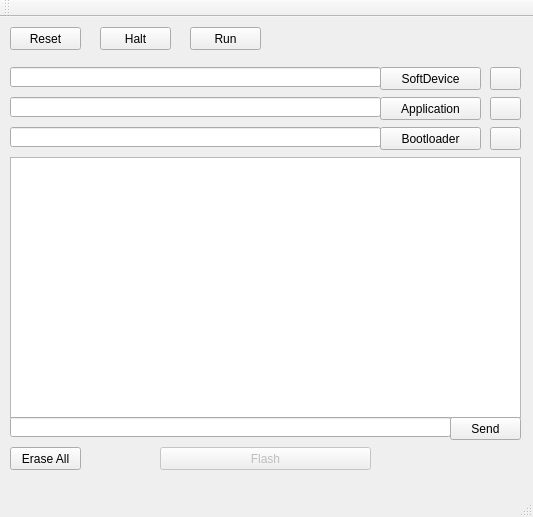
Before: the Qt Designer form mainwindow.ui in SmartTech/nRF52-Flasher, drawn with Qt 5.
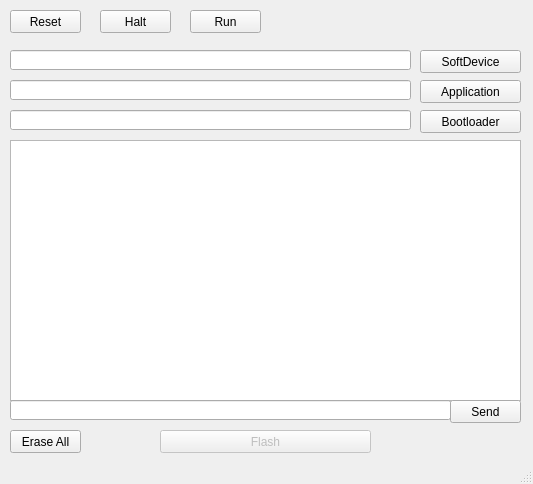
After: the same form once the commit is applied. Icons and pictures are not drawn.

Patch:
```diff
--- a/mainwindow.ui
+++ b/mainwindow.ui
@@ -7,7 +7,7 @@
     <x>0</x>
     <y>0</y>
     <width>533</width>
-    <height>517</height>
+    <height>484</height>
    </rect>
   </property>
   <property name="windowTitle">
@@ -17,7 +17,7 @@
    <widget class="QPushButton" name="Btn_SD">
     <property name="geometry">
      <rect>
-      <x>380</x>
+      <x>420</x>
       <y>50</y>
       <width>101</width>
       <height>23</height>
@@ -32,7 +32,7 @@
      <rect>
       <x>10</x>
       <y>50</y>
-      <width>371</width>
+      <width>401</width>
       <height>20</height>
      </rect>
     </property>
@@ -73,7 +73,7 @@
    <widget class="QPushButton" name="Btn_APP">
     <property name="geometry">
      <rect>
-      <x>380</x>
+      <x>420</x>
       <y>80</y>
       <width>101</width>
       <height>23</height>
@@ -86,7 +86,7 @@
    <widget class="QPushButton" name="Btn_BOOT">
     <property name="geometry">
      <rect>
-      <x>380</x>
+      <x>420</x>
       <y>110</y>
       <width>101</width>
       <height>23</height>
@@ -101,7 +101,7 @@
      <rect>
       <x>10</x>
       <y>80</y>
-      <width>371</width>
+      <width>401</width>
       <height>20</height>
      </rect>
     </property>
@@ -111,62 +111,11 @@
      <rect>
       <x>10</x>
       <y>110</y>
-      <width>371</width>
+      <width>401</width>
       <height>20</height>
      </rect>
     </property>
    </widget>
-   <widget class="QPushButton" name="Refresh_SD">
-    <property name="geometry">
-     <rect>
-      <x>490</x>
-      <y>50</y>
-      <width>31</width>
-      <height>23</height>
-     </rect>
-    </property>
-    <property name="text">
-     <string/>
-    </property>
-    <property name="icon">
-     <iconset resource="resources.qrc">
-      <normaloff>:/images/sync.png</normaloff>:/images/sync.png</iconset>
-    </property>
-   </widget>
-   <widget class="QPushButton" name="Refresh_APP">
-    <property name="geometry">
-     <rect>
-      <x>490</x>
-      <y>80</y>
-      <width>31</width>
-      <height>23</height>
-     </rect>
-    </property>
-    <property name="text">
-     <string/>
-    </property>
-    <property name="icon">
-     <iconset resource="resources.qrc">
-      <normaloff>:/images/sync.png</normaloff>:/images/sync.png</iconset>
-    </property>
-   </widget>
-   <widget class="QPushButton" name="Refresh_BOOT">
-    <property name="geometry">
-     <rect>
-      <x>490</x>
-      <y>110</y>
-      <width>31</width>
-      <height>23</height>
-     </rect>
-    </property>
-    <property name="text">
-     <string/>
-    </property>
-    <property name="icon">
-     <iconset resource="resources.qrc">
-      <normaloff>:/images/sync.png</normaloff>:/images/sync.png</iconset>
-    </property>
-   </widget>
    <widget class="QPushButton" name="btn_halt">
     <property name="geometry">
      <rect>
@@ -280,24 +229,6 @@
    <zorder>Btn_send</zorder>
    <zorder>label</zorder>
   </widget>
-  <widget class="QMenuBar" name="menuBar">
-   <property name="geometry">
-    <rect>
-     <x>0</x>
-     <y>0</y>
-     <width>533</width>
-     <height>21</height>
-    </rect>
-   </property>
-  </widget>
-  <widget class="QToolBar" name="mainToolBar">
-   <attribute name="toolBarArea">
-    <enum>TopToolBarArea</enum>
-   </attribute>
-   <attribute name="toolBarBreak">
-    <bool>false</bool>
-   </attribute>
-  </widget>
   <widget class="QStatusBar" name="statusBar"/>
  </widget>
  <layoutdefault spacing="6" margin="11"/>
```
Left out of the diff: 3 changed lines with no effect on the pictures.
